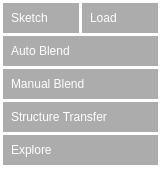
The window that source/ModifiersPanel.ui (ialhashim/TopoBlender) describes before a commit, drawn with Qt 5.
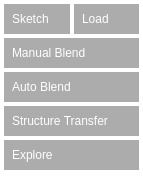
The same window after the commit.

```diff
--- a/source/ModifiersPanel.ui
+++ b/source/ModifiersPanel.ui
@@ -6,15 +6,15 @@
    <rect>
     <x>0</x>
     <y>0</y>
-    <width>161</width>
-    <height>176</height>
+    <width>143</width>
+    <height>178</height>
    </rect>
   </property>
   <property name="windowTitle">
    <string>Form</string>
   </property>
   <property name="styleSheet">
-   <string notr="true">QWidget { background:transparent }
+   <string notr="true">QWidget#ModifiersPanel{ background:transparent }
 
 QPushButton { 
 	background:rgb(90,90,90,128);
@@ -38,19 +38,19 @@
   </property>
   <layout class="QGridLayout" name="gridLayout">
    <property name="leftMargin">
-    <number>3</number>
+    <number>4</number>
    </property>
    <property name="topMargin">
-    <number>3</number>
+    <number>4</number>
    </property>
    <property name="rightMargin">
-    <number>3</number>
+    <number>4</number>
    </property>
    <property name="bottomMargin">
-    <number>3</number>
+    <number>4</number>
    </property>
    <property name="spacing">
-    <number>3</number>
+    <number>4</number>
    </property>
    <item row="0" column="0">
     <widget class="QPushButton" name="sketchButton">
@@ -66,7 +66,7 @@
      </property>
     </widget>
    </item>
-   <item row="5" column="0">
+   <item row="6" column="0">
     <spacer name="verticalSpacer">
      <property name="orientation">
       <enum>Qt::Vertical</enum>
@@ -79,34 +79,34 @@
      </property>
     </spacer>
    </item>
-   <item row="1" column="0" colspan="2">
+   <item row="2" column="0" colspan="2">
     <widget class="QPushButton" name="autoBlendButton">
      <property name="text">
       <string>Auto Blend</string>
      </property>
     </widget>
    </item>
-   <item row="2" column="0" colspan="2">
-    <widget class="QPushButton" name="customBlendButton">
-     <property name="text">
-      <string>Manual Blend</string>
-     </property>
-    </widget>
-   </item>
-   <item row="3" column="0" colspan="2">
-    <widget class="QPushButton" name="structureTransferButton">
-     <property name="text">
-      <string>Structure Transfer</string>
-     </property>
-    </widget>
-   </item>
-   <item row="4" column="0" colspan="2">
+   <item row="5" column="0" colspan="2">
     <widget class="QPushButton" name="exploreButton">
      <property name="text">
       <string>Explore</string>
      </property>
     </widget>
    </item>
+   <item row="4" column="0" colspan="2">
+    <widget class="QPushButton" name="structureTransferButton">
+     <property name="text">
+      <string>Structure Transfer</string>
+     </property>
+    </widget>
+   </item>
+   <item row="1" column="0" colspan="2">
+    <widget class="QPushButton" name="manualBlendButton">
+     <property name="text">
+      <string>Manual Blend</string>
+     </property>
+    </widget>
+   </item>
   </layout>
  </widget>
  <resources/>
```
